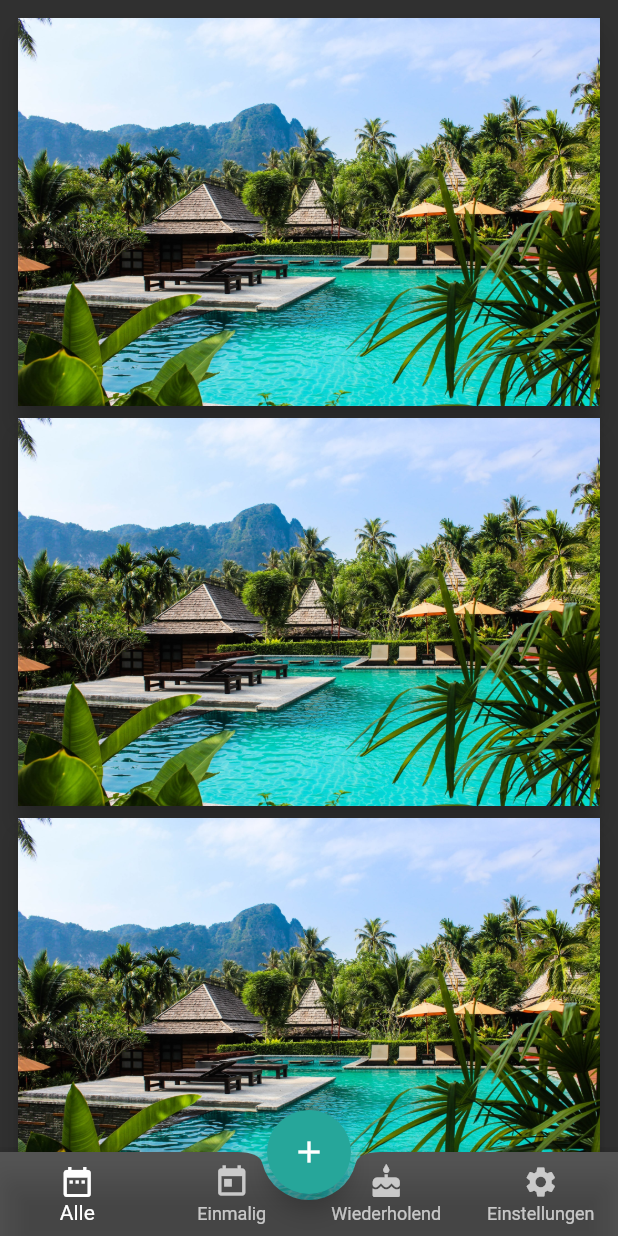
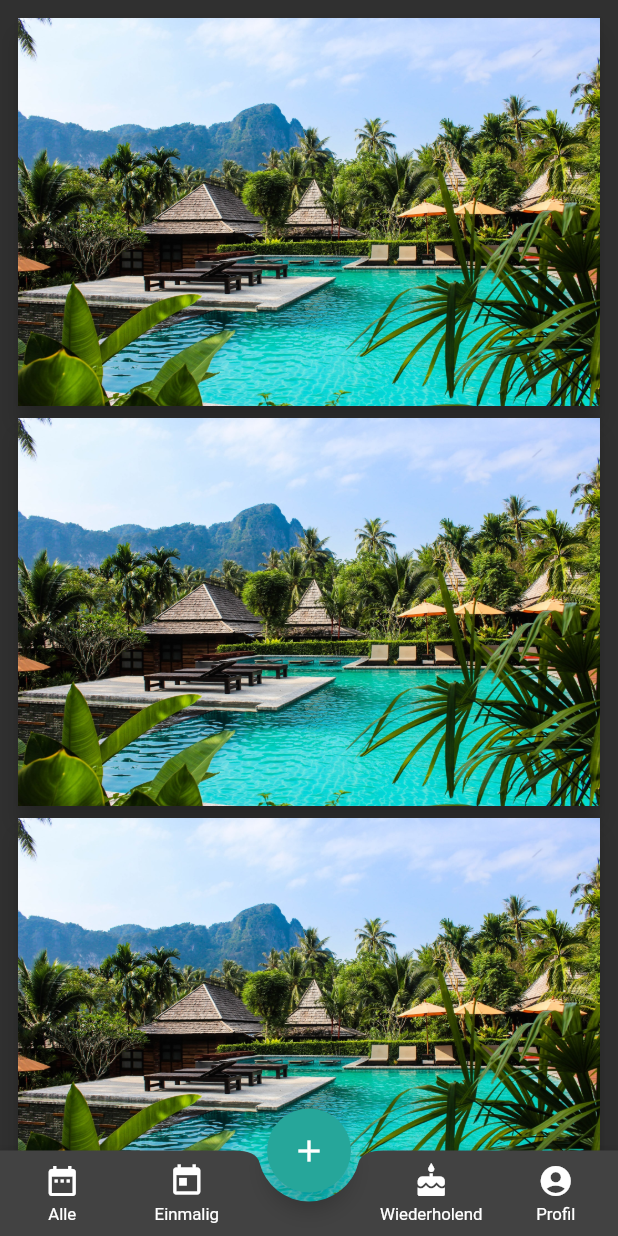
Before and after one commit to ingomc/ivy, a Flutter app: the screen it shows after launch, on a phone screen of 412 x 824 dp. Run offline on Flutter 3.47's test engine with Material 2 defaults, Android fonts, the phone set to English and light mode, and no system bars.

Commit message:
bottom appbar

```diff
--- a/lib/main.dart
+++ b/lib/main.dart
@@ -9,7 +9,7 @@ class Countdowns {
 }
 
 final countdowns = List<Countdowns>.generate(
-  5,
+  4,
   (i) => Countdowns(
     'Countdown $i',
   ),
@@ -63,9 +63,12 @@ class _MyStatefulWidgetState extends State<MyStatefulWidget> {
 
   @override
   Widget build(BuildContext context) {
-    return  Scaffold(
-      body: Center(
+    return Scaffold(
+        body: SafeArea(
+          bottom: false,
+          child: Center(
             child: _widgetOptions.elementAt(_selectedIndex),
+          ),
         ),
         floatingActionButton: FloatingActionButton(
           highlightElevation: 20,
@@ -77,33 +80,86 @@ class _MyStatefulWidgetState extends State<MyStatefulWidget> {
         extendBody: true,
         bottomNavigationBar: BottomAppBar(
           shape: const CircularNotchedRectangle(),
-        child: BottomNavigationBar(
-          backgroundColor: Colors.white10,
-          type: BottomNavigationBarType.fixed,
-          items: const <BottomNavigationBarItem>[
-            BottomNavigationBarItem(
-              icon: Icon(Icons.date_range),
-              title: Text('Alle'),
-            ),
-            BottomNavigationBarItem(
-              icon: Icon(Icons.today),
-              title: Text('Einmalig'),
-            ),
-            BottomNavigationBarItem(
-              icon: Icon(Icons.cake),
-              title: Text('Wiederholend'),
-            ),
-            BottomNavigationBarItem(
-              icon: Icon(Icons.settings),
-              title: Text('Einstellungen'),
-            ),
-          ],
-          selectedItemColor: Colors.white,
-          currentIndex: _selectedIndex,
-          onTap: _onItemTapped,
+          notchMargin: 6.0,
+          child: Row(
+              mainAxisSize: MainAxisSize.min,
+              mainAxisAlignment: MainAxisAlignment.spaceAround,
+              children: <Widget>[
+                Expanded(
+                  flex: 1,
+                  child: InkWell(
+                    onTap: () => {},
+                    child: Padding(
+                      padding: const EdgeInsets.only(top:8.0, bottom:8.0),
+                      child: Column(
+                          mainAxisSize: MainAxisSize.min,
+                          children: <Widget>[
+                            Icon(Icons.date_range),
+                            Padding(
+                              padding: const EdgeInsets.only(top:4.0),
+                              child: Text('Alle', maxLines: 1, textScaleFactor: 0.8,),
+                            )
+                          ]),
                     ),
                   ),
-    );
+                ),
+                Expanded(
+                  flex: 1,
+                  child: InkWell(
+                    onTap: () => {},
+                    child: Padding(
+                      padding: const EdgeInsets.only(top:8.0, bottom:8.0),
+                      child: Column(
+                          mainAxisSize: MainAxisSize.min,
+                          children: <Widget>[
+                            Icon(Icons.today),
+                            Padding(
+                              padding: const EdgeInsets.only(top:4.0),
+                              child: Text('Einmalig', maxLines: 1, textScaleFactor: 0.8,),
+                            )
+                          ]),
+                    ),
+                  ),
+                ),
+                SizedBox(width: 80, height: 25),
+                Expanded(
+                  flex: 1,
+                  child: InkWell(
+                    onTap: () => {},
+                    child: Padding(
+                      padding: const EdgeInsets.only(top:8.0, bottom:8.0),
+                      child: Column(
+                          mainAxisSize: MainAxisSize.min,
+                          children: <Widget>[
+                            Icon(Icons.cake),
+                            Padding(
+                              padding: const EdgeInsets.only(top:4.0),
+                              child: Text('Wiederholend', maxLines: 1, textScaleFactor: 0.8,),
+                            )
+                          ]),
+                    ),
+                  ),
+                ),
+                Expanded(
+                  flex: 1,
+                  child: InkWell(
+                    onTap: () => {},
+                    child: Padding(
+                      padding: const EdgeInsets.only(top:8.0, bottom:8.0),
+                      child: Column(
+                          mainAxisSize: MainAxisSize.min,
+                          children: <Widget>[
+                            Icon(Icons.account_circle),
+                            Padding(
+                              padding: const EdgeInsets.only(top:4.0),
+                              child: Text('Profil', maxLines: 1, textScaleFactor: 0.8,),
+                            )
+                          ]),
+                    ),
+                  ),
+                ),
+              ]),
+        ));
   }
 }
 
```
Lines whose indentation alone changed are shown as unchanged.
